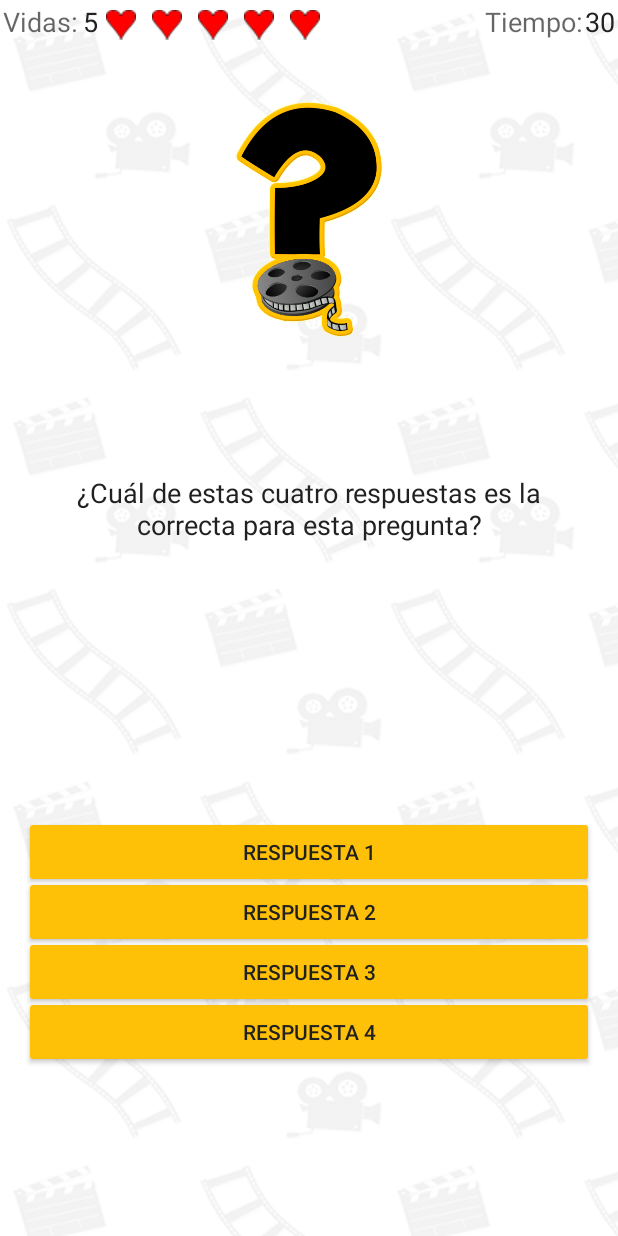
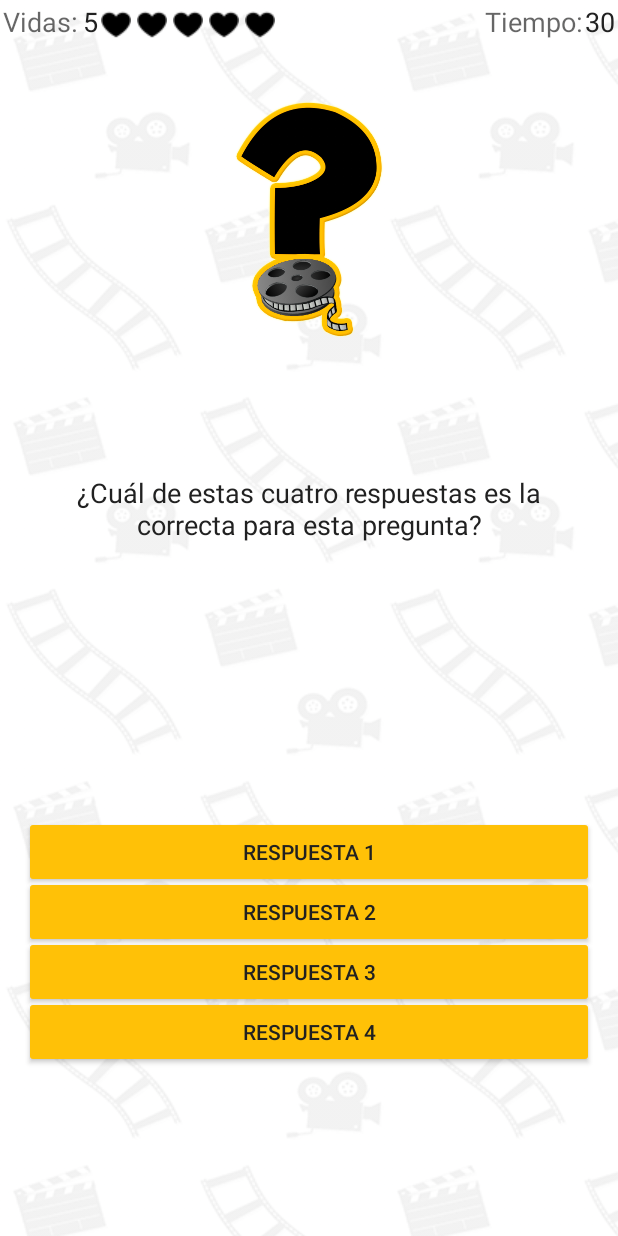
Before and after one commit to fblupi/cinema-quiz, an Android app: the layout game_activity.xml on its own in the app's theme, with its tools: preview values and no code run, on a phone screen of 412 x 824 dp. Run offline under Robolectric (Android 15) with nearby library versions, the light colour scheme and no system bars.

Commit message:
Cambiado el corazón a negro.

```diff
--- a/CinemaQuiz/app/src/main/java/com/hijosdevuctir/cinemaquiz/GameActivity.java
+++ b/CinemaQuiz/app/src/main/java/com/hijosdevuctir/cinemaquiz/GameActivity.java
@@ -233,6 +233,12 @@ public class GameActivity extends Activity {
         }
     }
 
+    private void actualizaCorazones(){
+        for(int i=0; i<vidas;i++){
+
+        }
+    }
+
     // Método para actualizar la actividad cada vez que se cambia de pregunta
     private void actualizarVistas() {
         // Vidas
--- a/CinemaQuiz/app/src/main/res/layout/game_activity.xml
+++ b/CinemaQuiz/app/src/main/res/layout/game_activity.xml
@@ -47,8 +47,9 @@
                 android:id="@+id/heart1"
                 android:src="@drawable/corazon_opt"
                 android:layout_weight="1"
-                android:layout_marginLeft="5dp"
-                android:layout_marginRight="5dp" />
+                android:visibility="visible"
+                android:paddingLeft="2dp"
+                android:paddingRight="2dp" />
 
             <ImageView
                 android:layout_width="0dp"
@@ -56,8 +57,9 @@
                 android:id="@+id/heart2"
                 android:src="@drawable/corazon_opt"
                 android:layout_weight="1"
-                android:layout_marginLeft="5dp"
-                android:layout_marginRight="5dp" />
+                android:visibility="visible"
+                android:paddingLeft="2dp"
+                android:paddingRight="2dp" />
 
             <ImageView
                 android:layout_width="0dp"
@@ -65,8 +67,9 @@
                 android:id="@+id/heart3"
                 android:src="@drawable/corazon_opt"
                 android:layout_weight="1"
-                android:layout_marginLeft="5dp"
-                android:layout_marginRight="5dp" />
+                android:visibility="visible"
+                android:paddingLeft="2dp"
+                android:paddingRight="2dp" />
 
             <ImageView
                 android:layout_width="0dp"
@@ -74,8 +77,9 @@
                 android:id="@+id/heart4"
                 android:layout_weight="1"
                 android:src="@drawable/corazon_opt"
-                android:layout_marginLeft="5dp"
-                android:layout_marginRight="5dp" />
+                android:visibility="visible"
+                android:paddingLeft="2dp"
+                android:paddingRight="2dp" />
 
             <ImageView
                 android:layout_width="0dp"
@@ -83,8 +87,9 @@
                 android:id="@+id/heart5"
                 android:layout_weight="1"
                 android:src="@drawable/corazon_opt"
-                android:layout_marginLeft="5dp"
-                android:layout_marginRight="5dp" />
+                android:visibility="visible"
+                android:paddingLeft="2dp"
+                android:paddingRight="2dp" />
 
         </LinearLayout>
 
```
Also changed, not shown: CinemaQuiz/app/src/main/res/drawable/corazon.png, CinemaQuiz/app/src/main/res/drawable/corazon_opt.png.
